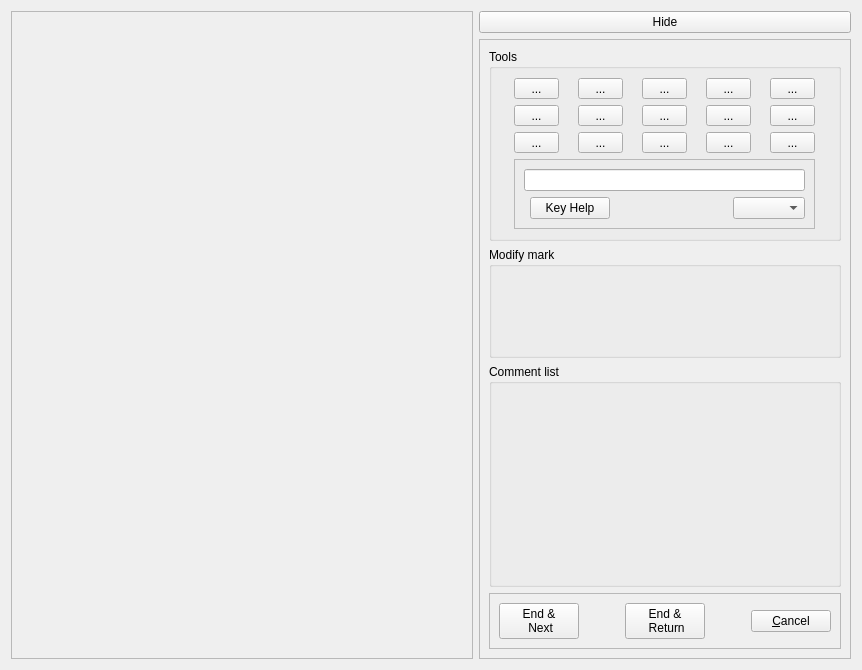
Qt form qtCreatorFiles/ui_annotator_lefthandmouse.ui (plomgrading/plom) before a commit.
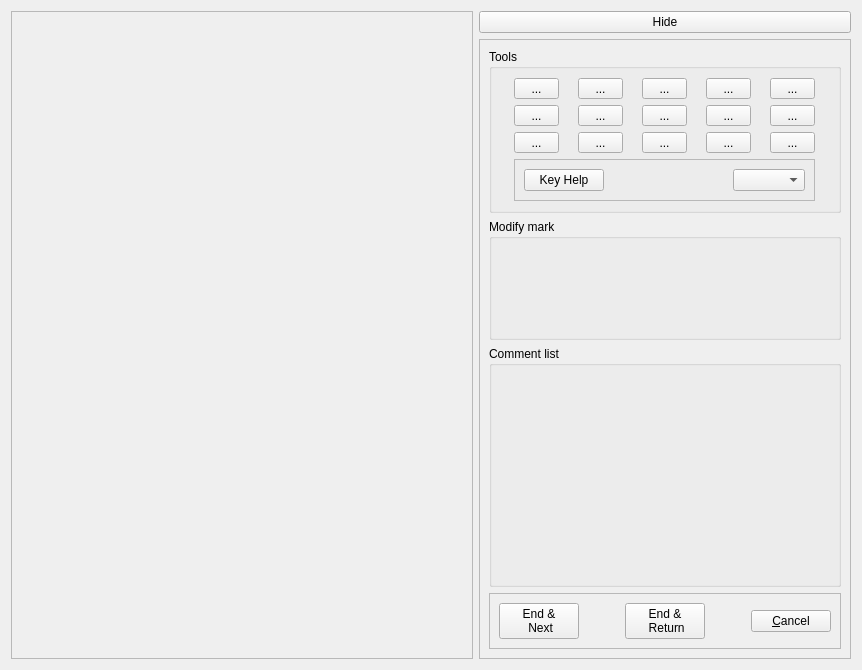
The same form after that commit.

Commit message: Removed tool-line and replaced it with tooltips for buttons.

The edit to the form file:
```diff
--- a/qtCreatorFiles/ui_annotator_lefthandmouse.ui
+++ b/qtCreatorFiles/ui_annotator_lefthandmouse.ui
@@ -77,14 +77,14 @@
             <enum>QFrame::Raised</enum>
            </property>
            <layout class="QGridLayout" name="gridLayout_4">
-            <item row="1" column="1">
+            <item row="0" column="0">
              <widget class="QPushButton" name="keyHelpButton">
               <property name="text">
                <string>Key Help</string>
               </property>
              </widget>
             </item>
-            <item row="1" column="2">
+            <item row="0" column="1">
              <spacer name="horizontalSpacer_3">
               <property name="orientation">
                <enum>Qt::Horizontal</enum>
@@ -97,19 +97,9 @@
               </property>
              </spacer>
             </item>
-            <item row="1" column="3">
+            <item row="0" column="2">
              <widget class="QComboBox" name="zoomCB"/>
             </item>
-            <item row="0" column="0" colspan="4">
-             <widget class="QLineEdit" name="toolLineEdit">
-              <property name="alignment">
-               <set>Qt::AlignCenter</set>
-              </property>
-              <property name="readOnly">
-               <bool>true</bool>
-              </property>
-             </widget>
-            </item>
            </layout>
           </widget>
          </item>
```
The commit also changes 4 other files.
